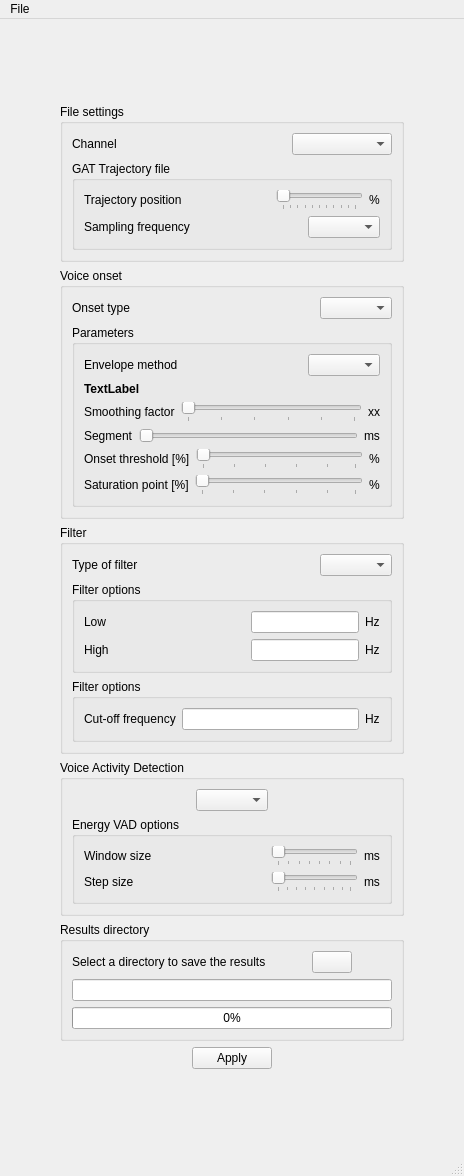
Before: the Qt Designer form release/GUI/BatchSegmentationWindow.ui in TAriasVergara/VOAT_Project, drawn with Qt 5.
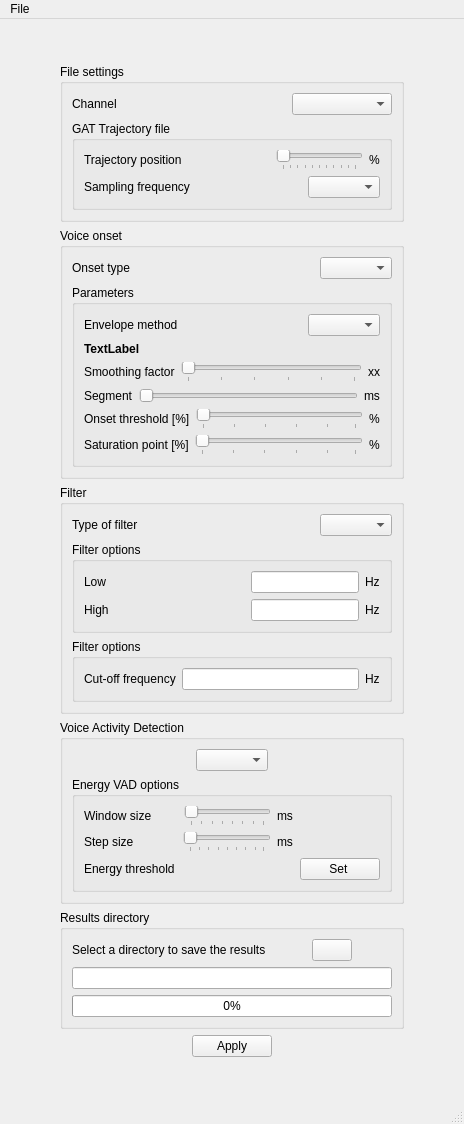
After: the same form once the commit is applied. Icons and pictures are not drawn.

The edit to the form file:
```diff
--- a/release/GUI/BatchSegmentationWindow.ui
+++ b/release/GUI/BatchSegmentationWindow.ui
@@ -7,7 +7,7 @@
     <x>0</x>
     <y>0</y>
     <width>464</width>
-    <height>1176</height>
+    <height>1124</height>
    </rect>
   </property>
   <property name="sizePolicy">
@@ -605,19 +605,6 @@
                 </property>
                </widget>
               </item>
-              <item>
-               <spacer name="horizontalSpacer_19">
-                <property name="orientation">
-                 <enum>Qt::Horizontal</enum>
-                </property>
-                <property name="sizeHint" stdset="0">
-                 <size>
-                  <width>40</width>
-                  <height>20</height>
-                 </size>
-                </property>
-               </spacer>
-              </item>
               <item>
                <widget class="QSlider" name="Settings_VAD_EneWinSize">
                 <property name="minimum">
@@ -641,6 +628,19 @@
                 </property>
                </widget>
               </item>
+              <item>
+               <spacer name="horizontalSpacer_19">
+                <property name="orientation">
+                 <enum>Qt::Horizontal</enum>
+                </property>
+                <property name="sizeHint" stdset="0">
+                 <size>
+                  <width>40</width>
+                  <height>20</height>
+                 </size>
+                </property>
+               </spacer>
+              </item>
              </layout>
             </item>
             <item>
@@ -652,19 +652,6 @@
                 </property>
                </widget>
               </item>
-              <item>
-               <spacer name="horizontalSpacer_20">
-                <property name="orientation">
-                 <enum>Qt::Horizontal</enum>
-                </property>
-                <property name="sizeHint" stdset="0">
-                 <size>
-                  <width>40</width>
-                  <height>20</height>
-                 </size>
-                </property>
-               </spacer>
-              </item>
               <item>
                <widget class="QSlider" name="Settings_VAD_EneStepSize">
                 <property name="minimum">
@@ -688,10 +675,63 @@
                 </property>
                </widget>
               </item>
+              <item>
+               <spacer name="horizontalSpacer_20">
+                <property name="orientation">
+                 <enum>Qt::Horizontal</enum>
+                </property>
+                <property name="sizeHint" stdset="0">
+                 <size>
+                  <width>40</width>
+                  <height>20</height>
+                 </size>
+                </property>
+               </spacer>
+              </item>
              </layout>
             </item>
             <item>
-             <layout class="QHBoxLayout" name="horizontalLayout_12"/>
+             <layout class="QHBoxLayout" name="horizontalLayout_12">
+              <item>
+               <widget class="QLabel" name="label_10">
+                <property name="text">
+                 <string>Energy threshold</string>
+                </property>
+               </widget>
+              </item>
+              <item>
+               <spacer name="horizontalSpacer_10">
+                <property name="orientation">
+                 <enum>Qt::Horizontal</enum>
+                </property>
+                <property name="sizeHint" stdset="0">
+                 <size>
+                  <width>40</width>
+                  <height>20</height>
+                 </size>
+                </property>
+               </spacer>
+              </item>
+              <item>
+               <widget class="QPushButton" name="btnEnergyThresh">
+                <property name="toolTip">
+                 <string>Select energy threshold for VAD</string>
+                </property>
+                <property name="text">
+                 <string>Set </string>
+                </property>
+                <property name="iconSize">
+                 <size>
+                  <width>24</width>
+                  <height>24</height>
+                 </size>
+                </property>
+                <property name="checkable">
+                 <bool>false</bool>
+                </property>
+               </widget>
+              </item>
+             </layout>
             </item>
            </layout>
           </widget>
```
